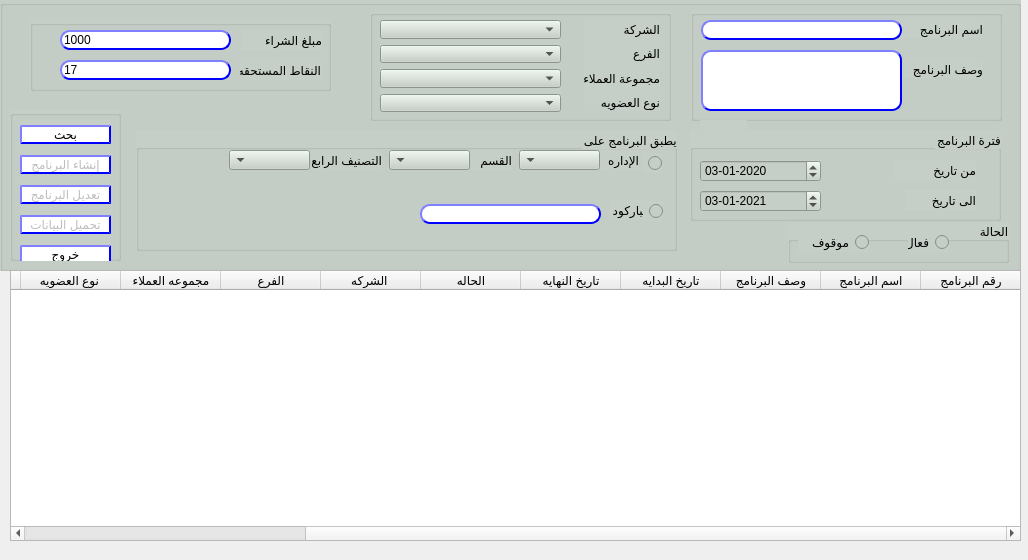
First picture: the form in presentation/loyalty_ui/createModifyLoyalityProg.ui, repository shymaa123456/HyperPOS2020, before the edit.
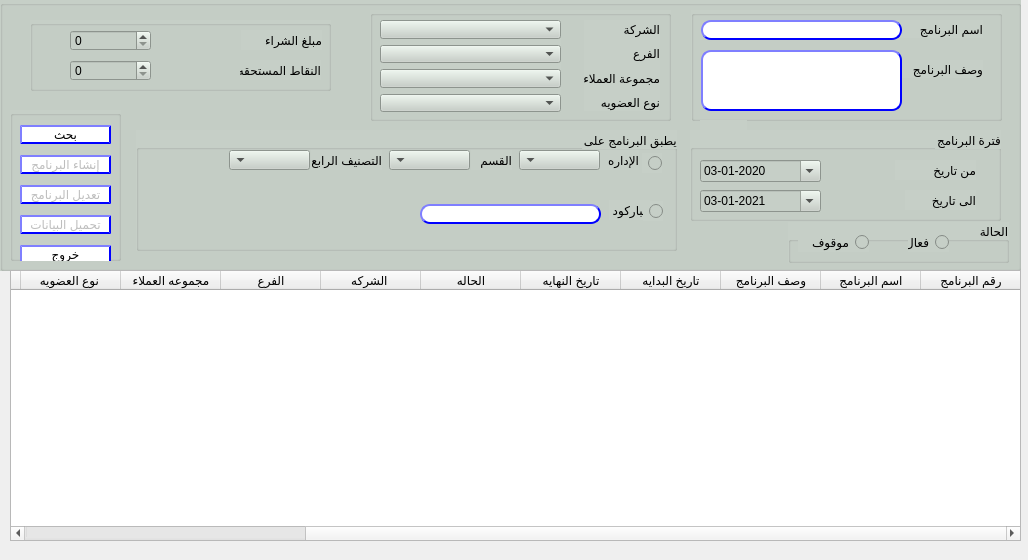
Second picture: the form after the edit.

Commit message: finalize loyality comments

Diff of the .ui file:
```diff
--- a/presentation/loyalty_ui/createModifyLoyalityProg.ui
+++ b/presentation/loyalty_ui/createModifyLoyalityProg.ui
@@ -288,6 +288,9 @@
         <property name="displayFormat">
          <string>dd-MM-yyyy</string>
         </property>
+        <property name="calendarPopup">
+         <bool>true</bool>
+        </property>
         <property name="date">
          <date>
           <year>2020</year>
@@ -346,6 +349,9 @@
         <property name="displayFormat">
          <string>dd-MM-yyyy</string>
         </property>
+        <property name="calendarPopup">
+         <bool>true</bool>
+        </property>
         <property name="date">
          <date>
           <year>2021</year>
@@ -641,78 +647,33 @@
       <string>النقاط المستحقه</string>
      </property>
     </widget>
-    <widget class="QLineEdit" name="Qline_purchAmount">
+    <widget class="QSpinBox" name="Qline_purchAmount">
      <property name="geometry">
       <rect>
-       <x>30</x>
+       <x>40</x>
        <y>10</y>
-       <width>171</width>
-       <height>20</height>
+       <width>81</width>
+       <height>21</height>
       </rect>
      </property>
-     <property name="styleSheet">
-      <string notr="true">QLineEdit{
-                                        background-color: white;
-                                        border-style: outset;
-                                        border-width: 2px;
-                                        border-radius: 10px;
-                                        border-color: blue;
-                                        min-width: 6em;
-                                        }
-                                        QLineEdit:hover {
-                                        background: qradialgradient(
-                                        cx: 0.3, cy: -0.4, fx: 0.3, fy: -0.4,
-                                        radius: 1.35, stop: 0 #fff, stop: 1 #bbb
-                                        );
-                                        }
-                                       QLineEdit:pressed {
-                                        border-style: inset;
-                                        background: qradialgradient(
-                                        cx: 0.4, cy: -0.1, fx: 0.4, fy: -0.1,
-                                        radius: 1.35, stop: 0 #fff, stop: 1 #ddd
-                                        );
-                                        }
-                                    </string>
+     <property name="maximum">
+      <number>999999</number>
      </property>
-     <property name="text">
-      <string>1000</string>
+     <property name="singleStep">
+      <number>3</number>
      </property>
     </widget>
-    <widget class="QLineEdit" name="Qline_points">
+    <widget class="QSpinBox" name="Qline_points">
      <property name="geometry">
       <rect>
-       <x>30</x>
+       <x>40</x>
        <y>40</y>
-       <width>171</width>
-       <height>20</height>
+       <width>81</width>
+       <height>21</height>
       </rect>
      </property>
-     <property name="styleSheet">
-      <string notr="true">QLineEdit{
-                                        background-color: white;
-                                        border-style: outset;
-                                        border-width: 2px;
-                                        border-radius: 10px;
-                                        border-color: blue;
-                                        min-width: 6em;
-                                        }
-                                        QLineEdit:hover {
-                                        background: qradialgradient(
-                                        cx: 0.3, cy: -0.4, fx: 0.3, fy: -0.4,
-                                        radius: 1.35, stop: 0 #fff, stop: 1 #bbb
-                                        );
-                                        }
-                                       QLineEdit:pressed {
-                                        border-style: inset;
-                                        background: qradialgradient(
-                                        cx: 0.4, cy: -0.1, fx: 0.4, fy: -0.1,
-                                        radius: 1.35, stop: 0 #fff, stop: 1 #ddd
-                                        );
-                                        }
-                                    </string>
-     </property>
-     <property name="text">
-      <string>17</string>
+     <property name="maximum">
+      <number>99999</number>
      </property>
     </widget>
    </widget>
```
The commit also changes 4 other files.
